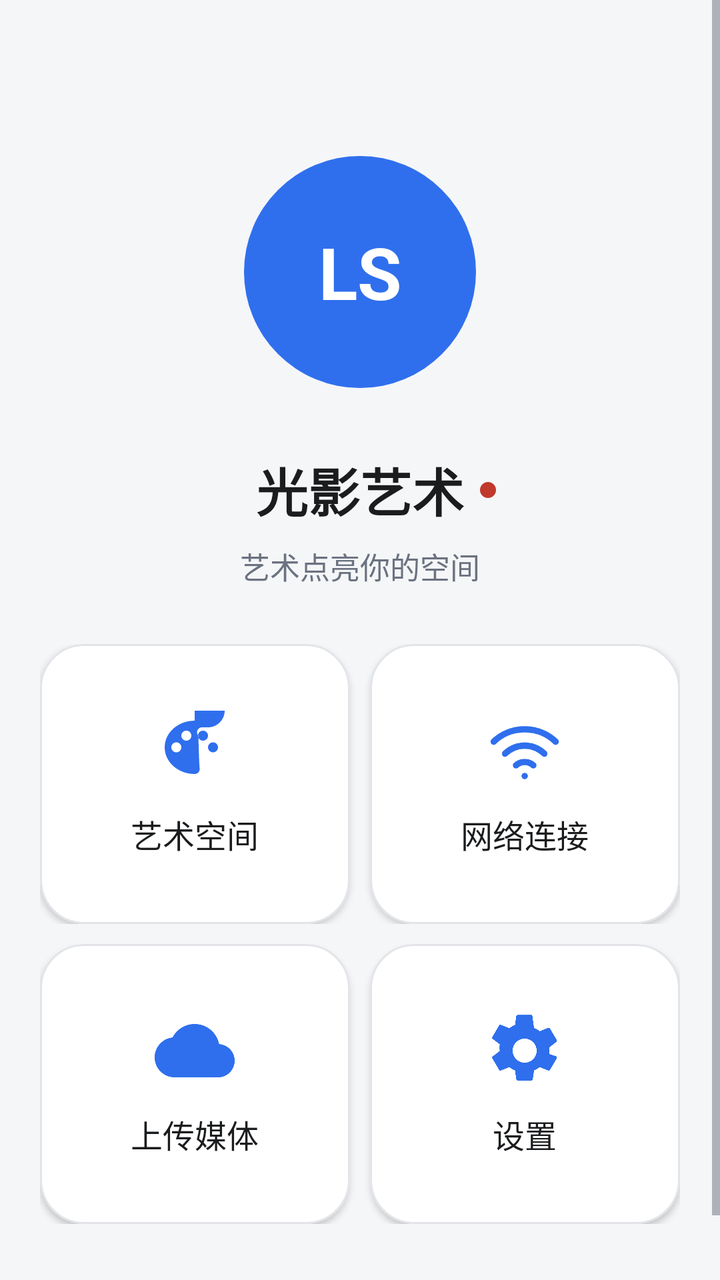
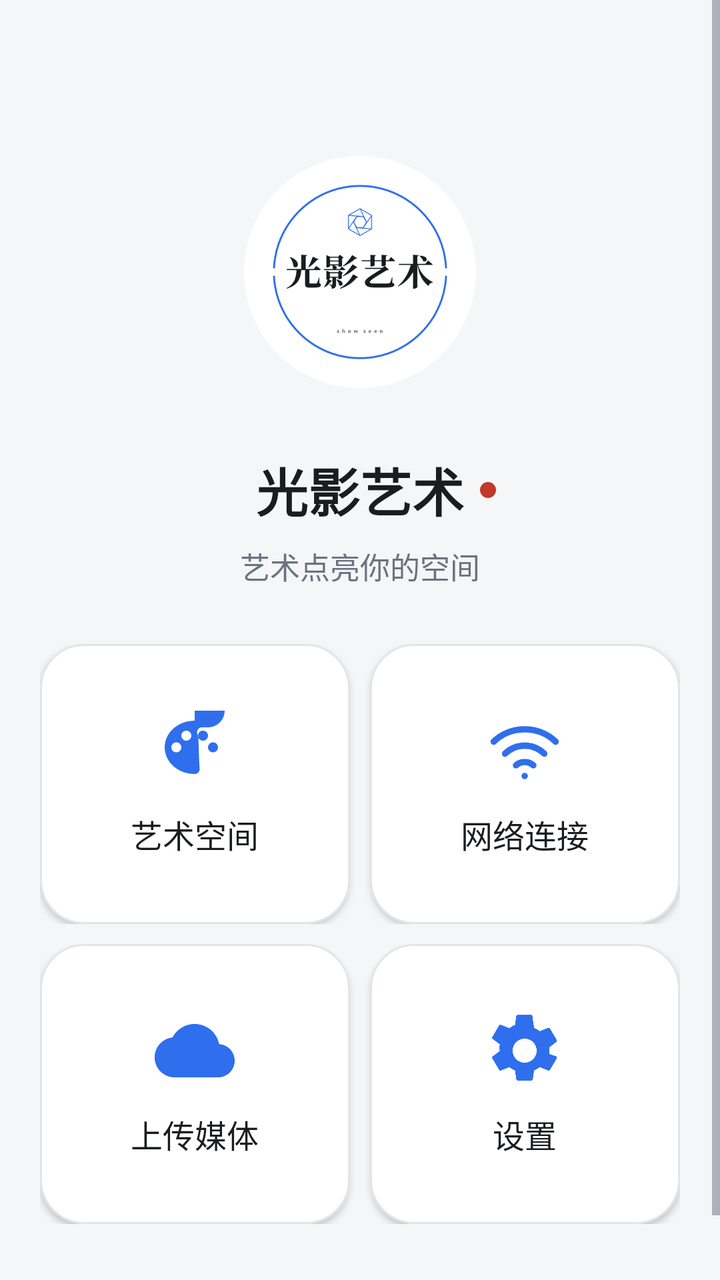

Two renders of the same Android screen: before a commit and after it. Below are the layout's source before the change and the commit's diff.
<!-- AndroidManifest.xml: application theme Theme.LightShadowArtPhone -->
<!-- res/layout/view_dashboard.xml -->
<?xml version="1.0" encoding="utf-8"?>
<LinearLayout xmlns:android="http://schemas.android.com/apk/res/android"
    xmlns:app="http://schemas.android.com/apk/res-auto"
    android:layout_width="match_parent"
    android:layout_height="match_parent"
    android:background="@color/app_bg"
    android:orientation="vertical">

    <ScrollView
        android:layout_width="match_parent"
        android:layout_height="0dp"
        android:layout_weight="1"
        android:clipToPadding="false"
        android:fillViewport="true">

        <LinearLayout
            android:layout_width="match_parent"
            android:layout_height="wrap_content"
            android:orientation="vertical"
            android:paddingStart="@dimen/page_horizontal_padding"
            android:paddingTop="@dimen/page_vertical_padding"
            android:paddingEnd="@dimen/page_horizontal_padding"
            android:paddingBottom="@dimen/page_vertical_padding">

            
            <LinearLayout
                android:layout_width="match_parent"
                android:layout_height="wrap_content"
                android:gravity="center_horizontal"
                android:orientation="vertical">

                <TextView
                    android:id="@+id/tv_dashboard_logo"
                    android:layout_width="@dimen/dashboard_logo_size"
                    android:layout_height="@dimen/dashboard_logo_size"
                    android:layout_marginTop="@dimen/dashboard_brand_top_offset"
                    android:background="@drawable/bg_logo_disc"
                    android:gravity="center"
                    android:text="@string/welcome_logo_mark"
                    android:textColor="@color/on_primary"
                    android:textSize="@dimen/text_dashboard_logo"
                    android:textStyle="bold" />

                <RelativeLayout
                    android:layout_width="match_parent"
                    android:layout_height="wrap_content"
                    android:layout_marginTop="@dimen/dashboard_brand_gap">

                    <TextView
                        android:id="@+id/tv_dashboard_brand"
                        style="@style/Text.Title"
                        android:layout_width="wrap_content"
                        android:layout_height="wrap_content"
                        android:layout_centerHorizontal="true"
                        android:text="@string/app_name"
                        android:textSize="@dimen/text_dashboard_brand" />

                    <View
                        android:id="@+id/view_dashboard_dot"
                        android:layout_width="@dimen/dashboard_dot_size"
                        android:layout_height="@dimen/dashboard_dot_size"
                        android:layout_centerVertical="true"
                        android:layout_marginStart="@dimen/dashboard_dot_gap"
                        android:layout_toEndOf="@id/tv_dashboard_brand"
                        android:background="@drawable/dot_session" />
                </RelativeLayout>

                <TextView
                    android:id="@+id/tv_dashboard_subtitle"
                    style="@style/Text.Body"
                    android:layout_width="wrap_content"
                    android:layout_height="wrap_content"
                    android:layout_marginTop="@dimen/dashboard_subtitle_gap"
                    android:text="@string/welcome_subtitle"
                    android:textColor="@color/text_secondary" />
            </LinearLayout>

            
            <Space
                android:layout_width="match_parent"
                android:layout_height="0dp"
                android:layout_weight="1" />

            
            <LinearLayout
                android:layout_width="match_parent"
                android:layout_height="wrap_content"
                android:layout_marginTop="@dimen/dashboard_card_group_min_gap"
                android:baselineAligned="false"
                android:orientation="horizontal">

                <com.google.android.material.card.MaterialCardView
                    android:id="@+id/card_gallery"
                    style="@style/SurfaceCard.Clickable"
                    android:layout_width="0dp"
                    android:layout_height="@dimen/dashboard_card_height"
                    android:layout_weight="1">

                    <LinearLayout
                        android:layout_width="match_parent"
                        android:layout_height="match_parent"
                        android:gravity="center"
                        android:orientation="vertical"
                        android:padding="@dimen/card_padding">

                        <ImageView
                            android:layout_width="@dimen/icon_badge_box"
                            android:layout_height="@dimen/icon_badge_box"
                            android:contentDescription="@null"
                            android:src="@drawable/ic_palette"
                            app:tint="@color/primary_blue" />

                        <TextView
                            style="@style/Text.RowTitle"
                            android:layout_width="match_parent"
                            android:layout_height="wrap_content"
                            android:layout_marginTop="@dimen/item_gap"
                            android:gravity="center"
                            android:maxLines="2"
                            android:text="@string/space_title" />
                    </LinearLayout>
                </com.google.android.material.card.MaterialCardView>

                <com.google.android.material.card.MaterialCardView
                    android:id="@+id/card_network"
                    style="@style/SurfaceCard.Clickable"
                    android:layout_width="0dp"
                    android:layout_height="@dimen/dashboard_card_height"
                    android:layout_marginStart="@dimen/item_gap"
                    android:layout_weight="1">

                    <LinearLayout
                        android:layout_width="match_parent"
                        android:layout_height="match_parent"
                        android:gravity="center"
                        android:orientation="vertical"
                        android:padding="@dimen/card_padding">

                        <ImageView
                            android:layout_width="@dimen/icon_badge_box"
                            android:layout_height="@dimen/icon_badge_box"
                            android:contentDescription="@null"
                            android:src="@drawable/ic_network"
                            app:tint="@color/primary_blue" />

                        <TextView
                            style="@style/Text.RowTitle"
                            android:layout_width="match_parent"
                            android:layout_height="wrap_content"
                            android:layout_marginTop="@dimen/item_gap"
                            android:gravity="center"
                            android:maxLines="2"
                            android:text="@string/network_title" />
                    </LinearLayout>
                </com.google.android.material.card.MaterialCardView>
            </LinearLayout>

            
            <LinearLayout
                android:layout_width="match_parent"
                android:layout_height="wrap_content"
                android:layout_marginTop="@dimen/item_gap"
                android:layout_marginBottom="@dimen/dashboard_card_group_bottom_gap"
                android:baselineAligned="false"
                android:orientation="horizontal">

                <com.google.android.material.card.MaterialCardView
                    android:id="@+id/card_upload"
                    style="@style/SurfaceCard.Clickable"
                    android:layout_width="0dp"
                    android:layout_height="@dimen/dashboard_card_height"
                    android:layout_weight="1">

                    <LinearLayout
                        android:layout_width="match_parent"
                        android:layout_height="match_parent"
                        android:gravity="center"
                        android:orientation="vertical"
                        android:padding="@dimen/card_padding">

                        <ImageView
                            android:layout_width="@dimen/icon_badge_box"
                            android:layout_height="@dimen/icon_badge_box"
                            android:contentDescription="@null"
                            android:src="@drawable/ic_upload_cloud"
                            app:tint="@color/primary_blue" />

                        <TextView
                            style="@style/Text.RowTitle"
                            android:layout_width="match_parent"
                            android:layout_height="wrap_content"
                            android:layout_marginTop="@dimen/item_gap"
                            android:gravity="center"
                            android:maxLines="2"
                            android:text="@string/dashboard_upload_media" />
                    </LinearLayout>
                </com.google.android.material.card.MaterialCardView>

                <com.google.android.material.card.MaterialCardView
                    android:id="@+id/card_settings"
                    style="@style/SurfaceCard.Clickable"
                    android:layout_width="0dp"
                    android:layout_height="@dimen/dashboard_card_height"
                    android:layout_marginStart="@dimen/item_gap"
                    android:layout_weight="1">

                    <LinearLayout
                        android:layout_width="match_parent"
                        android:layout_height="match_parent"
                        android:gravity="center"
                        android:orientation="vertical"
                        android:padding="@dimen/card_padding">

                        <ImageView
                            android:layout_width="@dimen/icon_badge_box"
                            android:layout_height="@dimen/icon_badge_box"
                            android:contentDescription="@null"
                            android:src="@drawable/ic_settings_gear"
                            app:tint="@color/primary_blue" />

                        <TextView
                            style="@style/Text.RowTitle"
                            android:layout_width="match_parent"
                            android:layout_height="wrap_content"
                            android:layout_marginTop="@dimen/item_gap"
                            android:gravity="center"
                            android:maxLines="2"
                            android:text="@string/dashboard_frame_settings" />
                    </LinearLayout>
                </com.google.android.material.card.MaterialCardView>
            </LinearLayout>

            
            <com.google.android.material.button.MaterialButton
                android:id="@+id/btn_studio_folder"
                style="@style/PillButton.Outlined"
                android:layout_width="match_parent"
                android:layout_height="wrap_content"
                android:layout_marginTop="@dimen/section_gap"
                android:text="@string/action_studio_folder"
                android:visibility="gone" />
        </LinearLayout>
    </ScrollView>

    
    <com.google.android.material.card.MaterialCardView
        android:id="@+id/card_uploads"
        style="@style/SurfaceCard"
        android:layout_width="match_parent"
        android:layout_height="wrap_content"
        android:layout_marginStart="@dimen/page_horizontal_padding"
        android:layout_marginEnd="@dimen/page_horizontal_padding"
        android:layout_marginBottom="@dimen/item_gap"
        android:visibility="gone">

        <LinearLayout
            android:layout_width="match_parent"
            android:layout_height="wrap_content"
            android:orientation="vertical"
            android:padding="@dimen/card_padding">

            <TextView
                android:id="@+id/tv_upload_summary"
                style="@style/Text.RowTitle"
                android:layout_width="match_parent"
                android:layout_height="wrap_content"
                android:text="@string/upload_summary_empty" />

            <androidx.recyclerview.widget.RecyclerView
                android:id="@+id/recycler_uploads"
                android:layout_width="match_parent"
                android:layout_height="160dp"
                android:layout_marginTop="8dp"
                android:clipToPadding="false" />
        </LinearLayout>
    </com.google.android.material.card.MaterialCardView>
</LinearLayout>
<!-- resources referenced by this layout -->
<resources>
  <color name="app_bg">#F5F6F8</color>
  <color name="on_primary">#FFFFFF</color>
  <color name="primary_blue">#2F6FED</color>
  <color name="text_secondary">#6B7280</color>
  <dimen name="card_padding">18dp</dimen>
  <dimen name="dashboard_brand_gap">32dp</dimen>
  <dimen name="dashboard_brand_top_offset">54dp</dimen>
  <dimen name="dashboard_card_group_bottom_gap">38dp</dimen>
  <dimen name="dashboard_card_group_min_gap">28dp</dimen>
  <dimen name="dashboard_card_height">140dp</dimen>
  <dimen name="dashboard_dot_gap">8dp</dimen>
  <dimen name="dashboard_dot_size">8dp</dimen>
  <dimen name="dashboard_logo_size">116dp</dimen>
  <dimen name="dashboard_subtitle_gap">8dp</dimen>
  <dimen name="icon_badge_box">40dp</dimen>
  <dimen name="item_gap">10dp</dimen>
  <dimen name="page_horizontal_padding">20dp</dimen>
  <dimen name="page_vertical_padding">24dp</dimen>
  <dimen name="section_gap">14dp</dimen>
  <dimen name="text_dashboard_brand">26sp</dimen>
  <dimen name="text_dashboard_logo">36sp</dimen>
  <!-- drawable bg_logo_disc (drawable) -->
  <?xml version="1.0" encoding="utf-8"?>
  <shape xmlns:android="http://schemas.android.com/apk/res/android"
      android:shape="oval">
      <solid android:color="@color/primary_blue" />
  </shape>
  <!-- drawable dot_session (drawable) -->
  <?xml version="1.0" encoding="utf-8"?>
  <shape xmlns:android="http://schemas.android.com/apk/res/android"
      android:shape="oval">
      <solid android:color="@color/status_destructive" />
  </shape>
  <string name="action_studio_folder">新建客户文件夹</string>
  <string name="app_name">光影艺术</string>
  <string name="dashboard_frame_settings">设置</string>
  <string name="dashboard_upload_media">上传媒体</string>
  <string name="network_title">网络连接</string>
  <string name="space_title">艺术空间</string>
  <string name="upload_summary_empty">选择文件后自动上传到设备</string>
  <string name="welcome_logo_mark">LS</string>
  <string name="welcome_subtitle">艺术点亮你的空间</string>
  <style name="SurfaceCard" parent="Widget.Material3.CardView.Elevated">
          <item name="cardBackgroundColor">@color/card_bg</item>
          <item name="cardCornerRadius">@dimen/corner_large</item>
          <item name="cardElevation">@dimen/card_elevation</item>
          <item name="strokeColor">@color/divider_stroke</item>
          <item name="strokeWidth">@dimen/divider_width</item>
      </style>
  <style name="SurfaceCard.Clickable" parent="SurfaceCard">
          <item name="android:clickable">true</item>
          <item name="android:focusable">true</item>
          <item name="android:foreground">?attr/selectableItemBackground</item>
      </style>
  <style name="Text.Body" parent="">
          <item name="android:textColor">@color/text_primary</item>
          <item name="android:textSize">@dimen/text_body</item>
          <item name="android:lineSpacingMultiplier">1.15</item>
      </style>
  <style name="Text.RowTitle" parent="">
          <item name="android:textColor">@color/text_primary</item>
          <item name="android:textSize">@dimen/text_row_title</item>
      </style>
  <style name="Text.Title" parent="">
          <item name="android:textColor">@color/text_primary</item>
          <item name="android:textSize">@dimen/text_title</item>
          <item name="android:textStyle">bold</item>
      </style>
  <color name="status_destructive">#C0392B</color>
  <color name="text_primary">#1A1C1E</color>
  <dimen name="touch_min_height">48dp</dimen>
  <dimen name="text_button">15sp</dimen>
  <dimen name="corner_pill">28dp</dimen>
  <color name="card_bg">#FFFFFF</color>
  <dimen name="corner_large">22dp</dimen>
  <dimen name="card_elevation">2dp</dimen>
  <color name="divider_stroke">#E2E4E8</color>
  <dimen name="divider_width">1dp</dimen>
  <dimen name="text_body">15sp</dimen>
  <dimen name="text_row_title">16sp</dimen>
  <dimen name="text_title">20sp</dimen>
  <color name="primary_soft">#E9EFFD</color>
  <color name="card_tint">#F5F6F8</color>
  <!-- unchanged entries left out for length: 6 -->
</resources>

<!-- the commit's change to res/layout/view_dashboard.xml (unified diff, before → after) -->
@@ -29,17 +29,16 @@
                 android:gravity="center_horizontal"
                 android:orientation="vertical">
 
-                <TextView
-                    android:id="@+id/tv_dashboard_logo"
+                <ImageView
+                    android:id="@+id/iv_dashboard_logo"
                     android:layout_width="@dimen/dashboard_logo_size"
                     android:layout_height="@dimen/dashboard_logo_size"
                     android:layout_marginTop="@dimen/dashboard_brand_top_offset"
-                    android:background="@drawable/bg_logo_disc"
-                    android:gravity="center"
-                    android:text="@string/welcome_logo_mark"
-                    android:textColor="@color/on_primary"
-                    android:textSize="@dimen/text_dashboard_logo"
-                    android:textStyle="bold" />
+                    android:background="@drawable/bg_brand_logo_circle"
+                    android:clipToOutline="true"
+                    android:contentDescription="@null"
+                    android:scaleType="fitCenter"
+                    android:src="@drawable/ic_brand_logo" />
 
                 <RelativeLayout
                     android:layout_width="match_parent"
<!-- resource entries referenced after the edit -->
@@ -20,12 +20,11 @@
   <dimen name="page_vertical_padding">24dp</dimen>
   <dimen name="section_gap">14dp</dimen>
   <dimen name="text_dashboard_brand">26sp</dimen>
-  <dimen name="text_dashboard_logo">36sp</dimen>
-  <!-- drawable bg_logo_disc (drawable) -->
+  <!-- drawable bg_brand_logo_circle (drawable) -->
   <?xml version="1.0" encoding="utf-8"?>
   <shape xmlns:android="http://schemas.android.com/apk/res/android"
       android:shape="oval">
-      <solid android:color="@color/primary_blue" />
+      <solid android:color="@color/card_bg" />
   </shape>
   <!-- drawable dot_session (drawable) -->
   <?xml version="1.0" encoding="utf-8"?>
@@ -33,6 +32,7 @@
       android:shape="oval">
       <solid android:color="@color/status_destructive" />
   </shape>
+  <!-- drawable ic_brand_logo: png bitmap (drawable-xxxhdpi, 32694 bytes) -->
   <string name="action_studio_folder">新建客户文件夹</string>
   <string name="app_name">光影艺术</string>
   <string name="dashboard_frame_settings">设置</string>
@@ -40,7 +40,6 @@
   <string name="network_title">网络连接</string>
   <string name="space_title">艺术空间</string>
   <string name="upload_summary_empty">选择文件后自动上传到设备</string>
-  <string name="welcome_logo_mark">LS</string>
   <string name="welcome_subtitle">艺术点亮你的空间</string>
   <style name="SurfaceCard" parent="Widget.Material3.CardView.Elevated">
           <item name="cardBackgroundColor">@color/card_bg</item>
